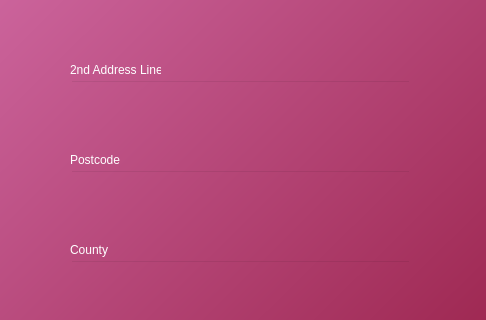
This is address.ui in AnshulS853/Coursework_Prototype as Qt 5 draws it before an edit; both pictures show x 0 to 486 and y 270 to 590 of the 486 by 800 pixel window. The edited form follows.
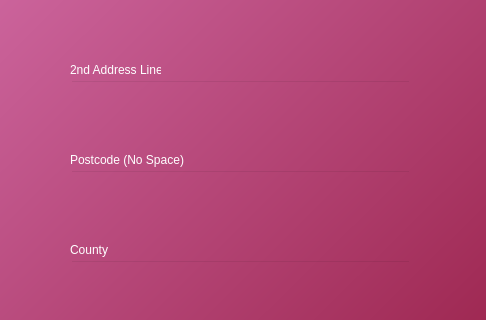
This is the edited form.

The edit to the form file:
```diff
--- a/address.ui
+++ b/address.ui
@@ -188,7 +188,7 @@
      <string notr="true">font: 10pt &quot;MS Shell Dlg 2&quot;;color:rgb(255, 255, 255)</string>
     </property>
     <property name="text">
-     <string>Postcode</string>
+     <string>Postcode (No Space)</string>
     </property>
    </widget>
    <widget class="QLineEdit" name="postcode">
```
Left out of the diff: 8 changed lines with no effect on the pictures.
